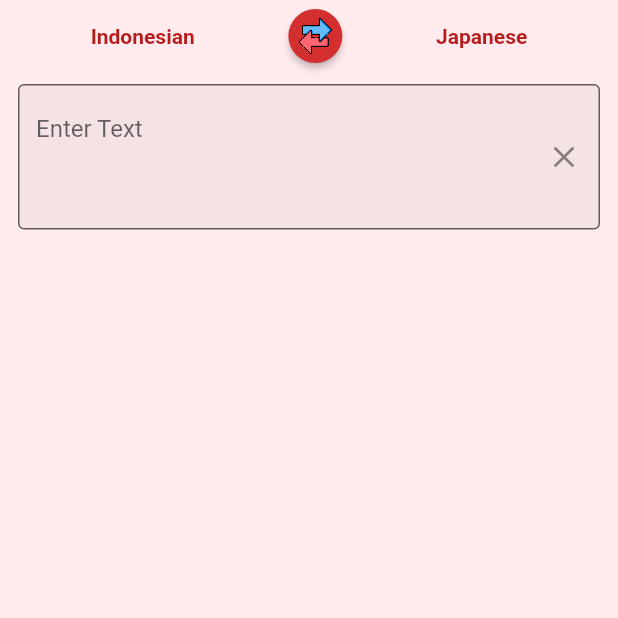
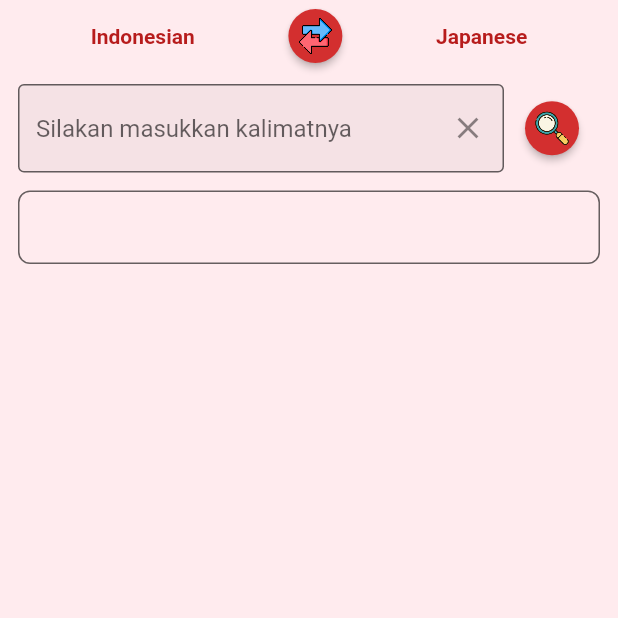
Before and after one commit to Tetsukick/indonesia_flash_card, a Flutter app: the TranslationScreen screen opened directly, on a phone screen of 412 x 824 dp, the top half of it. Run offline on Flutter 3.47's test engine with Material 2 defaults, Android fonts, the phone set to English and light mode, and no system bars; drawn by our look-alikes of auto_size_text; our stand-ins replace carousel_slider, curved_navigation_bar, firebase_analytics, firebase_core, firebase_crashlytics, firebase_messaging and 20 more; missing offline and left inert: app_tracking_transparency, flutter_dialogs, flutter_inappwebview, googleapis, social_share; accounts and stored records are empty; generated files the repository leaves out were written again; network calls fail.

Commit message:
翻訳結果エリアの追加

```diff
--- a/lib/gen/assets.gen.dart
+++ b/lib/gen/assets.gen.dart
@@ -256,6 +256,10 @@ class $AssetsPngGen {
   /// File path: assets/png/reverse_128.png
   AssetGenImage get reverse128 =>
       const AssetGenImage('assets/png/reverse_128.png');
+
+  /// File path: assets/png/search_128.png
+  AssetGenImage get search128 =>
+      const AssetGenImage('assets/png/search_128.png');
 
   /// File path: assets/png/settings_color.png
   AssetGenImage get settingsColor =>
--- a/lib/screen/translation_screen.dart
+++ b/lib/screen/translation_screen.dart
@@ -46,6 +46,9 @@ class _TranslationScreenState extends ConsumerState<TranslationScreen> {
   late BannerAd bannerAd;
   bool _isIndonesiaToJapanese = true;
   TextEditingController _inputController = TextEditingController();
+  final _formKey = GlobalKey<FormState>();
+  final _inputFocusNode = FocusNode();
+  String _translateResult = '';
 
   @override
   void initState() {
@@ -109,20 +112,63 @@ class _TranslationScreenState extends ConsumerState<TranslationScreen> {
   }
 
   Widget _inputField() {
-    return TextFormField(
+    const _japanese = '文章を入力してください';
+    const _indonesian = 'Silakan masukkan kalimatnya';
+
+    return Form(
+      key: _formKey,
+      child: Column(
+        children: [
+          Row(
+            children: [
+              Flexible(
+                child: TextFormField(
                   maxLines: null,
-      minLines: 3,
+                  minLines: null,
+                  focusNode: _inputFocusNode,
                   controller: _inputController,
                   decoration: InputDecoration(
                     border: OutlineInputBorder(),
                     filled: true,
-        hintText: 'Enter Text',
+                    hintText: _isIndonesiaToJapanese ? _indonesian : _japanese,
                     alignLabelWithHint: true,
                     suffixIcon: IconButton(
                       icon: Icon(Icons.clear),
                       onPressed: () => _inputController.clear(),
                     ),
                   ),
+                  onSaved: (value) {
+                    logger.d('search orgin value: $value');
+                    setState(() => _translateResult = value ?? '');
+                  },
+                ),
+              ),
+              ElevatedButton(
+                onPressed: () {
+                  FocusScope.of(context).unfocus();
+                  _formKey.currentState?.save();
+                },
+                child: Assets.png.search128.image(width: 24, height: 24),
+                style: ElevatedButton.styleFrom(
+                    shape: const CircleBorder()
+                ),
+              ),
+            ],
+          ),
+          SizedBox(height: SizeConfig.mediumSmallMargin),
+          Container(
+            decoration: BoxDecoration(
+              border: Border.all(color: ColorConfig.bgGrey),
+              borderRadius: BorderRadius.circular(8),
+            ),
+            width: double.infinity,
+            child: Padding(
+              padding: const EdgeInsets.all(SizeConfig.mediumSmallMargin),
+              child: TextWidget.titleGrayMedium(_translateResult, maxLines: 30),
+            ),
+          ),
+        ],
+      )
     );
   }
 
--- a/lib/utils/common_text_widget.dart
+++ b/lib/utils/common_text_widget.dart
@@ -116,6 +116,20 @@ class TextWidget {
     );
   }
 
+  static Widget titleGrayMedium(String data, {int maxLines = 1}) {
+    return AutoSizeText(
+      data,
+      maxLines: maxLines,
+      minFontSize: 14,
+      maxFontSize: 20,
+      style: TextStyle(
+          fontWeight: FontWeight.normal,
+          color: ColorConfig.fontGrey,
+          fontSize: 20
+      ),
+    );
+  }
+
   static Widget titleGrayMediumSmallBold(String data, {int maxLines = 1}) {
     return AutoSizeText(
       data,
```
Also changed, not shown: assets/png/search_128.png (added). Lines whose indentation alone changed are shown as unchanged.
